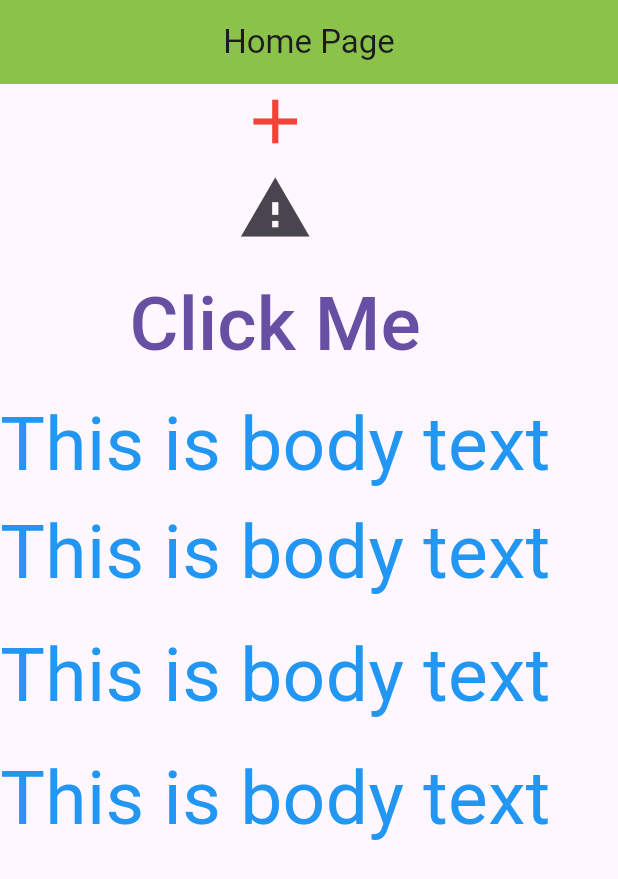
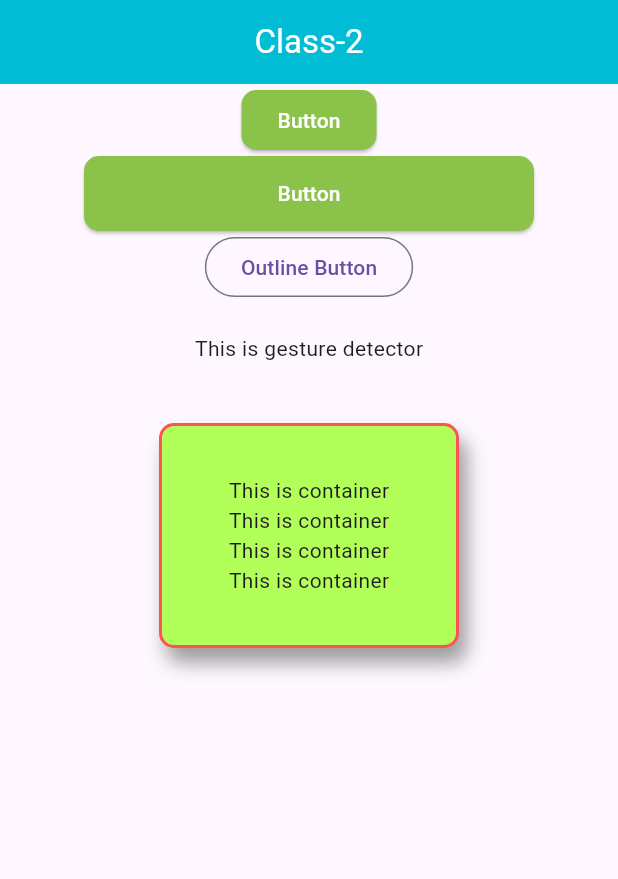
Before and after one commit to rocky7266/flutter_practice, a Flutter app: the screen it shows after launch, on a phone screen of 412 x 824 dp. Shown: the top 879 px of the screen. Run offline on Flutter 3.47's test engine with Material 3 defaults, Android fonts, the light colour scheme and no system bars.

Commit message:
Topic: Container, Gesture Button, Floating action button, Elevated button,Text eclipse,margin,padding

```diff
--- /dev/null
+++ b/lib/app.dart
@@ -0,0 +1,17 @@
+import 'package:flutter/material.dart';
+
+import 'module7_class2.dart';
+import 'module7_class3.dart';
+
+class MyApp extends StatelessWidget{
+  const MyApp({super.key});
+  @override
+  Widget build(BuildContext context) {
+    return MaterialApp(
+      debugShowCheckedModeBanner: false,
+      title: 'Flutter batch 10',
+      home: FlutterClass2(),
+
+    );
+  }
+}
--- a/lib/main.dart
+++ b/lib/main.dart
@@ -1,75 +1,8 @@
 
 import 'package:flutter/material.dart';
+
+import 'app.dart';
 
 void main(){
   runApp(MyApp());
 }
-class MyApp extends StatelessWidget{
-  const MyApp({super.key});
-  @override
-  Widget build(BuildContext context) {
-    return MaterialApp(
-      title: 'Flutter batch 10',
-      home: Home(),
-
-    );
-
-}
-
-  }
-class Home extends StatelessWidget{
-  const Home({super.key});
-  @override
-  Widget build(BuildContext context) {
-    return Scaffold(
-      appBar: AppBar(
-        title: Text('Home Page'),
-        centerTitle: true,
-        backgroundColor: Colors.lightGreen,
-      ),
-      body: SingleChildScrollView(
-        child: Column(
-          children: [
-            InkWell(
-              child: Icon(Icons.add,
-                size: 50,
-                color: Colors.red,
-              ),
-              onTap: (){
-                print("InkWell Test");
-              },
-            ),
-            IconButton(onPressed: (){
-              print("Test button warning");
-            }, icon: Icon(Icons.warning,
-            size: 50,
-            ),
-            ),
-            TextButton(onPressed: (){
-              print("Text button");
-            }, child: Text("Click Me",
-            style: TextStyle(fontSize: 50),),),
-            Text("This is body text",
-            style: TextStyle(fontSize: 50,
-            color: Colors.blue),
-            ),
-            Text("This is body text",
-              style: TextStyle(fontSize: 50,
-                  color: Colors.blue),
-            ),
-            SizedBox(height: 10,),
-            Text("This is body text",
-              style: TextStyle(fontSize: 50,
-                  color: Colors.blue),
-            ),
-            SizedBox(height: 10,),
-            Text("This is body text",
-              style: TextStyle(fontSize: 50,
-                  color: Colors.blue),
-            ),
-          ],
-        ),
-      ),
-    );
-  }
-}
--- /dev/null
+++ b/lib/module7_class2.dart
@@ -0,0 +1,65 @@
+import 'package:flutter/material.dart';
+class Home extends StatelessWidget{
+  const Home({super.key});
+  @override
+  Widget build(BuildContext context) {
+    return Scaffold(
+      appBar: AppBar(
+        title: Text('Home Page'),
+        centerTitle: true,
+        backgroundColor: Colors.lightGreen,
+      ),
+      body: SingleChildScrollView(
+        child: Center(
+          child: Column(
+            mainAxisAlignment: MainAxisAlignment.spaceBetween,
+            children: [
+              InkWell(
+                child: Icon(Icons.add,
+                  size: 50,
+                  color: Colors.red,
+                ),
+                onTap: (){
+                  print("InkWell Test");
+                },
+              ),
+              IconButton(onPressed: (){
+                print("Test button warning");
+              }, icon: Icon(Icons.warning,
+                size: 50,
+              ),
+              ),
+              TextButton(onPressed: (){
+                print("Text button");
+              }, child: Text("Click Me",
+                style: TextStyle(
+                  fontSize: 50,
+                  color: Colors.greenAccent,
+                ),
+              ),
+              ),
+              Text("This is body text",
+                style: TextStyle(fontSize: 50,
+                    color: Colors.blue),
+              ),
+              Text("This is body text",
+                style: TextStyle(fontSize: 50,
+                    color: Colors.blue),
+              ),
+              SizedBox(height: 10,),
+              Text("This is body text",
+                style: TextStyle(fontSize: 50,
+                    color: Colors.blue),
+              ),
+              SizedBox(height: 10,),
+              Text("This is body text",
+                style: TextStyle(fontSize: 50,
+                    color: Colors.blue),
+              ),
+            ],
+          ),
+        ),
+      ),
+    );
+  }
+}
--- /dev/null
+++ b/lib/module7_class3.dart
@@ -0,0 +1,101 @@
+import 'package:flutter/material.dart';
+
+class FlutterClass2 extends StatelessWidget{
+  const FlutterClass2({super.key});
+  @override
+  Widget build(BuildContext context) {
+   return Scaffold(
+     // backgroundColor: Colors.grey.withAlpha(80),
+     appBar: AppBar(
+       title: Text('Class-2'),
+       centerTitle: true,
+       backgroundColor: Colors.cyan,
+       foregroundColor: Colors.white,
+     ),
+     body: Center(
+       child: Column(
+         // mainAxisAlignment: MainAxisAlignment.spaceBetween,
+         children: [
+          ElevatedButton(
+            style: ElevatedButton.styleFrom(
+              backgroundColor: Colors.lightGreen,
+              foregroundColor: Colors.white,
+              shape: RoundedRectangleBorder(
+                borderRadius: BorderRadius.circular(10),
+              )
+            ),
+              onPressed: (){
+            print("Button Press");
+          },
+              child: Text('Button')
+          ),
+           SizedBox(
+             height: 50,
+             // width: double.infinity,
+             width: 300,
+             child: ElevatedButton(
+                 style: ElevatedButton.styleFrom(
+                     backgroundColor: Colors.lightGreen,
+                     foregroundColor: Colors.white,
+                     shape: RoundedRectangleBorder(
+                       borderRadius: BorderRadius.circular(10),
+                     )
+                 ),
+                 onPressed: (){
+                   print("Button Press");
+                 },
+                 child: Text('Button')
+             ),
+           ),
+           OutlinedButton(
+               onPressed: (){},
+               child: Text('Outline Button'),
+           ),
+           SizedBox(height: 20,),
+           GestureDetector(
+             onTap: (){
+               print('Gesture Pressed');
+             },
+               child: Text('This is gesture detector')
+           ),
+           SizedBox(height: 20,),
+           Container(
+             margin: EdgeInsets.all(20),
+             padding: EdgeInsets.all(10),
+             width: 200,
+             height: 150,
+             // color: Colors.lightGreenAccent,
+             decoration: BoxDecoration(
+               color: Colors.lightGreenAccent,
+               borderRadius: BorderRadius.circular(10),
+               border: Border.all(
+                 width: 2,
+                 color: Colors.redAccent,
+               ),
+               boxShadow: [
+                 BoxShadow(
+                   color: Colors.grey,
+                   offset: Offset(5, 10),
+                   blurRadius: 10,
+                 )
+               ],
+             ),
+             child: Center(
+               child: Column(
+                 mainAxisAlignment: MainAxisAlignment.center,
+                 children: [
+                   Text("This is container"),
+                   Text("This is container"),
+                   Text("This is container"),
+                   Text("This is container"),
+                 ],
+               ),
+             ),
+           ),
+         ],
+       ),
+     ),
+
+   );
+  }
+}
```
Also changed, not shown: 1 other file.
